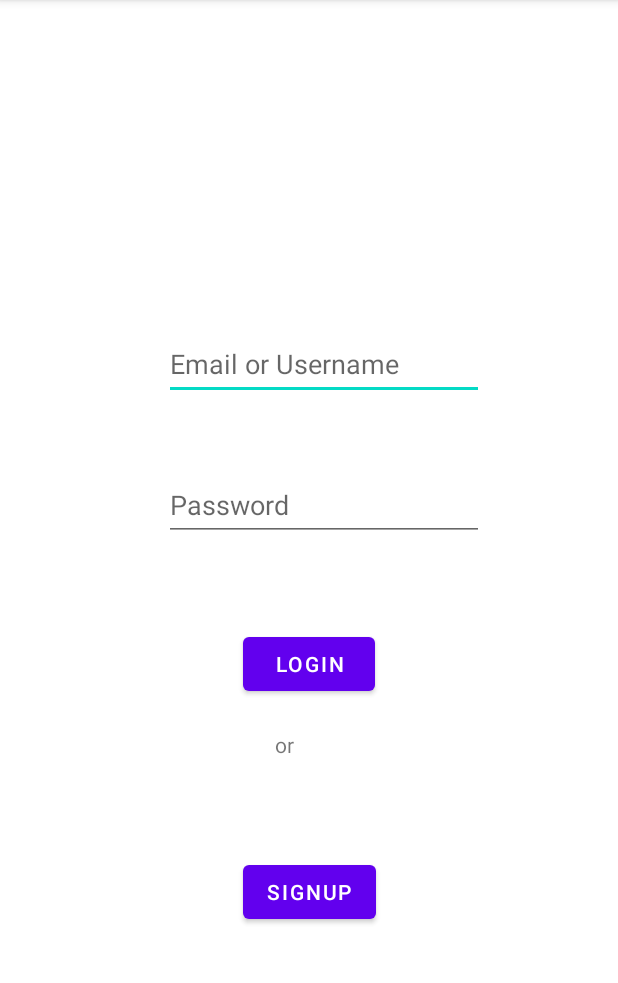
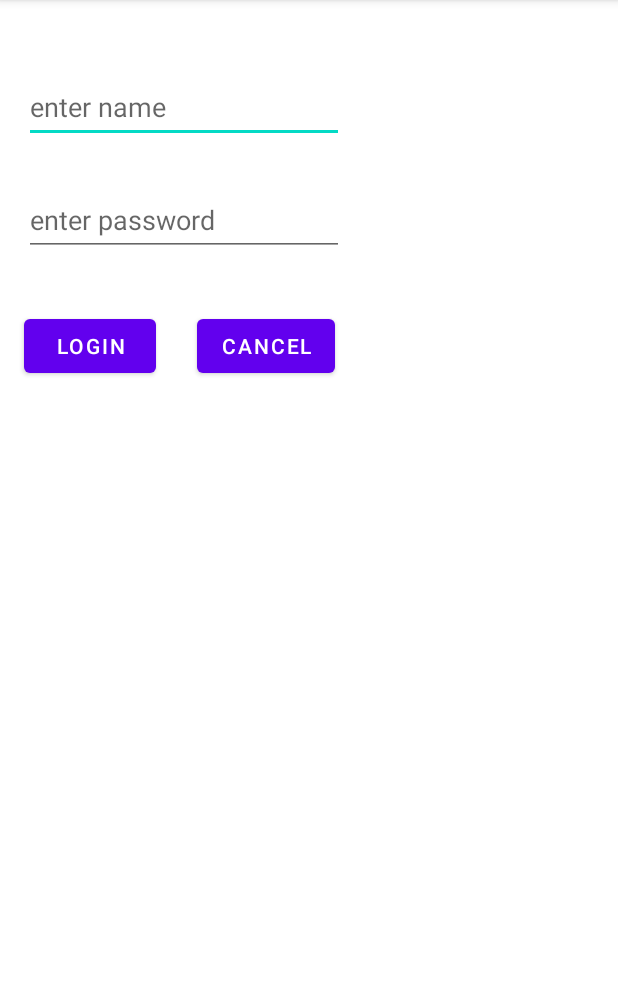
Before and after one commit to the-satyam/FirstAndroid, an Android app: the MainActivity screen opened directly, with no data from a screen before it, on a phone screen of 412 x 824 dp, the part 84-1067 px from its top. Run offline under Robolectric (Android 15) with nearby library versions, the phone set to English and light mode, and no system bars; 1 statement that could not run was skipped.

Commit message:
intent to invoke activity

```diff
--- a/app/src/main/AndroidManifest.xml
+++ b/app/src/main/AndroidManifest.xml
@@ -1,6 +1,7 @@
 <?xml version="1.0" encoding="utf-8"?>
 <manifest xmlns:android="http://schemas.android.com/apk/res/android"
     package="com.example.firstandroid">
+    <uses-permission android:name="com.android.alarm.permission.SET_ALARM" />
 
     <application
         android:allowBackup="true"
--- a/app/src/main/res/layout/activity_main.xml
+++ b/app/src/main/res/layout/activity_main.xml
@@ -7,76 +7,59 @@
     tools:context=".MainActivity">
 
     <EditText
-        android:id="@+id/editTextTextPersonName"
+        android:id="@+id/etName"
         android:layout_width="wrap_content"
         android:layout_height="wrap_content"
-        android:layout_marginEnd="89dp"
-        android:layout_marginBottom="46dp"
+        android:layout_marginStart="16dp"
+        android:layout_marginTop="47dp"
         android:ems="10"
-        android:hint="Email or Username"
+        android:hint="enter name"
         android:inputType="textPersonName"
         android:minHeight="48dp"
-        app:layout_constraintBottom_toTopOf="@+id/editTextTextPassword2"
-        app:layout_constraintEnd_toEndOf="parent"
-        app:layout_constraintTop_toBottomOf="@+id/textView2" />
+        app:layout_constraintStart_toStartOf="parent"
+        app:layout_constraintTop_toTopOf="parent" />
 
     <EditText
-        android:id="@+id/editTextTextPassword2"
+        android:id="@+id/etPwd"
         android:layout_width="wrap_content"
         android:layout_height="wrap_content"
-        android:layout_marginBottom="58dp"
+        android:layout_marginStart="16dp"
+        android:layout_marginTop="27dp"
         android:ems="10"
-        android:hint="Password"
+        android:hint="enter password"
         android:inputType="textPassword"
         android:minHeight="48dp"
-        app:layout_constraintBottom_toTopOf="@+id/button"
-        app:layout_constraintStart_toStartOf="@+id/editTextTextPersonName"
-        app:layout_constraintTop_toBottomOf="@+id/editTextTextPersonName"
-        tools:ignore="SpeakableTextPresentCheck" />
+        app:layout_constraintStart_toStartOf="parent"
+        app:layout_constraintTop_toBottomOf="@+id/etName" />
 
     <Button
-        android:id="@+id/button"
+        android:id="@+id/btnLogin"
         android:layout_width="wrap_content"
         android:layout_height="wrap_content"
-        android:layout_marginBottom="20dp"
+        android:layout_marginStart="16dp"
+        android:layout_marginTop="36dp"
         android:onClick="loginHandler"
-        android:text="LogIN"
-        app:layout_constraintBottom_toTopOf="@+id/textView"
-        app:layout_constraintEnd_toEndOf="parent"
+        android:text="Login"
         app:layout_constraintStart_toStartOf="parent"
-        app:layout_constraintTop_toBottomOf="@+id/editTextTextPassword2" />
+        app:layout_constraintTop_toBottomOf="@+id/etPwd" />
+
+    <Button
+        android:id="@+id/btnCancel"
+        android:onClick="loginHandler"
+        android:layout_width="wrap_content"
+        android:layout_height="wrap_content"
+        android:layout_marginStart="27dp"
+        android:text="cancel"
+        app:layout_constraintBaseline_toBaselineOf="@+id/btnLogin"
+        app:layout_constraintStart_toEndOf="@+id/btnLogin" />
 
     <TextView
-        android:id="@+id/textView"
-        android:layout_width="46dp"
-        android:layout_height="0dp"
-        android:layout_marginBottom="23dp"
-        android:text="or"
-        app:layout_constraintBottom_toTopOf="@+id/button2"
-        app:layout_constraintEnd_toEndOf="@+id/button"
-        app:layout_constraintStart_toStartOf="@+id/button"
-        app:layout_constraintTop_toBottomOf="@+id/button" />
-
-    <TextView
-        android:id="@+id/textView2"
+        android:id="@+id/tvMain"
         android:layout_width="wrap_content"
         android:layout_height="wrap_content"
-        android:layout_marginStart="40dp"
-        android:layout_marginTop="123dp"
-        android:layout_marginBottom="76dp"
-        android:text="BAJAJ TRAINING"
-        app:layout_constraintBottom_toTopOf="@+id/editTextTextPersonName"
-        app:layout_constraintStart_toStartOf="@+id/editTextTextPersonName"
-        app:layout_constraintTop_toTopOf="parent" />
-
-    <Button
-        android:id="@+id/button2"
-        android:layout_width="wrap_content"
-        android:layout_height="wrap_content"
-        android:layout_marginBottom="149dp"
-        android:text="SignUP"
-        app:layout_constraintBottom_toBottomOf="parent"
-        app:layout_constraintEnd_toEndOf="parent"
+        android:layout_marginStart="16dp"
+        android:layout_marginTop="48dp"
+        android:text="TextView"
         app:layout_constraintStart_toStartOf="parent"
-        app:layout_constraintTop_toBottomOf="@+id/textView" />
+        app:layout_constraintTop_toBottomOf="@+id/btnLogin" />
 </androidx.constraintlayout.widget.ConstraintLayout>
```
Also changed, not shown: app/src/main/java/com/example/firstandroid/HomeActivity.kt (+21 -6 lines), app/src/main/java/com/example/firstandroid/MainActivity.java (+22 -2 lines), app/src/main/res/layout/activity_home.xml (+26 -15 lines).
